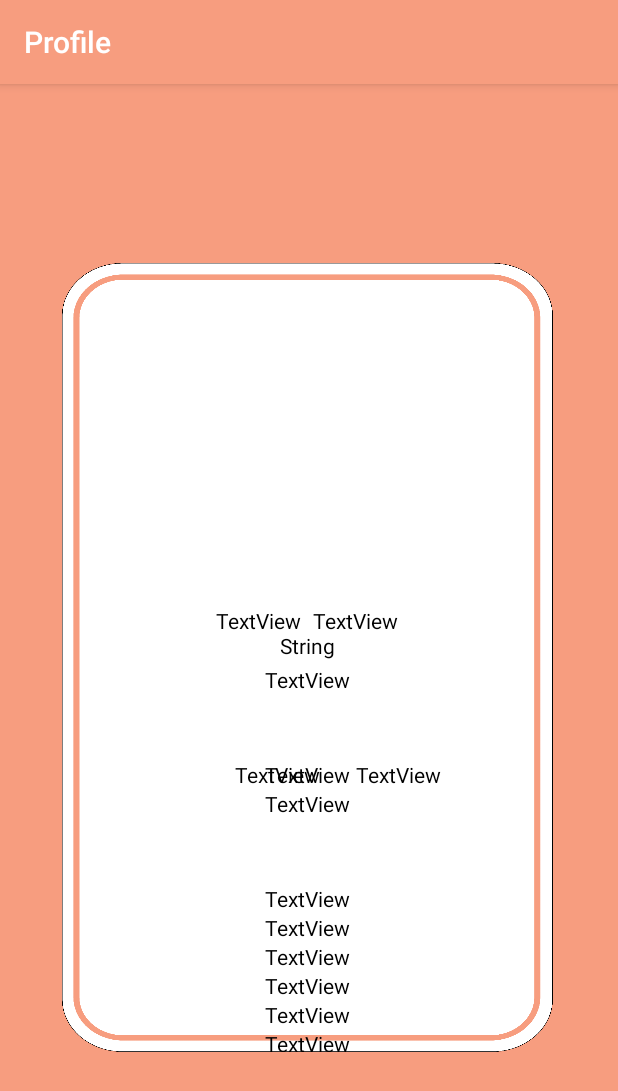
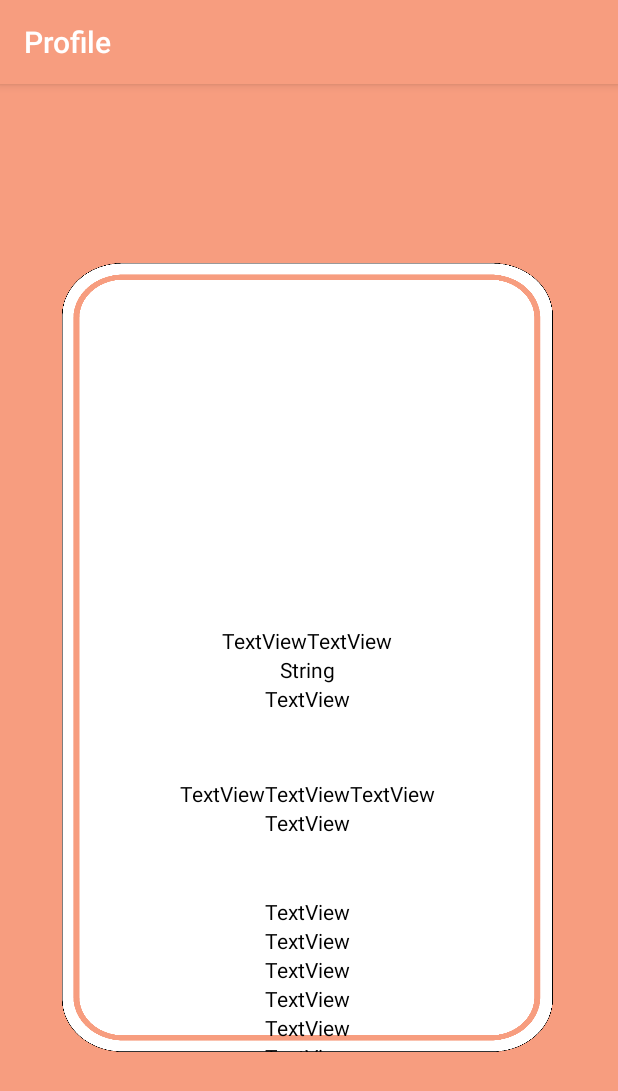
Before and after one commit to ChoLianJiet/OParkTutorial, an Android app: the ProfileNavFragment screen opened directly, with no data from a screen before it, on a phone screen of 412 x 824 dp. Shown: the top 1091 px of the screen. Run offline under Robolectric (Android 15) with nearby library versions, the phone set to English and light mode, and no system bars.

Commit message:
Propose layout for profile nav fragment

```diff
--- a/app/src/main/res/layout/profile_nav_fragment.xml
+++ b/app/src/main/res/layout/profile_nav_fragment.xml
@@ -13,62 +13,70 @@
     tools:layout_editor_absoluteY="25dp">
 
     <LinearLayout
-        android:id="@+id/linearLayout"
-        android:layout_width="wrap_content"
+        android:id="@+id/linearLayout0"
+        android:layout_width="match_parent"
         android:layout_height="wrap_content"
-        android:layout_alignParentTop="true"
+        android:layout_alignParentLeft="false"
+        android:layout_alignParentStart="false"
+        android:layout_alignParentTop="false"
+        android:layout_marginTop="242dp"
+        android:orientation="horizontal">
+
+        <RelativeLayout
+            android:id="@+id/relativeLayout2"
+            android:layout_width="match_parent"
+            android:layout_height="wrap_content"
+            android:layout_alignBottom="@+id/linearLayout"
+            android:gravity="center">
+
+            <TextView
+                android:id="@+id/textView5"
+                android:layout_width="wrap_content"
+                android:layout_height="wrap_content"
+                android:layout_centerHorizontal="false"
+                android:layout_centerInParent="false"
+                android:text="TextView"
+                android:textColor="@color/black" />
+
+            <TextView
+                android:id="@+id/textView4"
+                android:layout_width="wrap_content"
+                android:layout_height="wrap_content"
+                android:layout_alignParentTop="true"
+                android:layout_centerHorizontal="false"
+                android:layout_centerInParent="false"
+                android:layout_toEndOf="@+id/textView5"
+                android:layout_toRightOf="@+id/textView5"
+                android:text="TextView"
+                android:textColor="@color/black" />
+        </RelativeLayout>
+    </LinearLayout>
+
+    <LinearLayout
+        android:id="@+id/linearLayout1"
+        android:layout_width="match_parent"
+        android:layout_height="wrap_content"
+        android:layout_below="@+id/linearLayout0"
         android:layout_centerHorizontal="true"
-        android:layout_marginTop="242dp"
-        android:orientation="vertical"
-        android:weightSum="1">
+        android:orientation="vertical">
 
         <TextView
             android:id="@+id/textView27"
             android:layout_width="match_parent"
             android:layout_height="wrap_content"
-            android:paddingTop="3dp"
             android:text="String"
             android:textAlignment="center"
-            android:textColor="@color/black"/>
+            android:textColor="@color/black" />
 
         <TextView
             android:id="@+id/textView26"
             android:layout_width="match_parent"
             android:layout_height="wrap_content"
-            android:paddingTop="3dp"
             android:text="TextView"
             android:textAlignment="center"
-            android:textColor="@color/black"/>
+            android:textColor="@color/black" />
 
     </LinearLayout>
-
-    <RelativeLayout
-        android:id="@+id/relativeLayout2"
-        android:layout_width="wrap_content"
-        android:layout_height="wrap_content"
-        android:layout_alignBottom="@+id/linearLayout"
-        android:layout_centerHorizontal="true"
-        android:layout_marginBottom="39dp">
-
-        <TextView
-            android:id="@+id/textView5"
-            android:layout_width="wrap_content"
-            android:layout_height="wrap_content"
-            android:text="TextView"
-            android:textColor="@color/black"/>
-
-        <TextView
-            android:id="@+id/textView4"
-            android:layout_width="wrap_content"
-            android:layout_height="wrap_content"
-            android:layout_alignParentTop="true"
-            android:layout_marginLeft="8dp"
-            android:layout_marginStart="8dp"
-            android:layout_toEndOf="@+id/textView5"
-            android:layout_toRightOf="@+id/textView5"
-            android:text="TextView"
-            android:textColor="@color/black"/>
-    </RelativeLayout>
 
     <RelativeLayout
         android:id="@+id/relativeLayout3"
@@ -76,61 +84,59 @@
         android:layout_height="wrap_content"
         android:layout_alignParentLeft="true"
         android:layout_alignParentStart="true"
-        android:layout_below="@+id/linearLayout"
-        android:layout_marginTop="44dp">
+        android:layout_below="@+id/linearLayout1"
+        android:layout_marginTop="44dp"
+        android:orientation="horizontal">
 
-        <TextView
-            android:id="@+id/textView9"
-            android:layout_width="wrap_content"
-            android:layout_height="wrap_content"
-            android:layout_alignParentLeft="true"
-            android:layout_alignParentStart="true"
-            android:layout_alignParentTop="true"
-            android:layout_marginLeft="115dp"
-            android:layout_marginStart="115dp"
-            android:text="TextView"
-            android:textColor="@color/black"/>
 
         <TextView
             android:id="@+id/textView6"
             android:layout_width="wrap_content"
             android:layout_height="wrap_content"
-            android:layout_alignParentTop="true"
-            android:layout_centerHorizontal="true"
+            android:layout_toLeftOf="@+id/textView7"
+            android:gravity="center"
             android:text="TextView"
-            android:textColor="@color/black"/>
+            android:textColor="@color/black" />
 
         <TextView
             android:id="@+id/textView7"
             android:layout_width="wrap_content"
             android:layout_height="wrap_content"
             android:layout_alignParentTop="true"
-            android:layout_marginLeft="4dp"
-            android:layout_marginStart="4dp"
-            android:layout_toEndOf="@+id/textView6"
-            android:layout_toRightOf="@+id/textView6"
+            android:layout_centerInParent="true"
+            android:layout_centerVertical="true"
+            android:gravity="center"
             android:text="TextView"
-            android:textColor="@color/black"/>
+            android:textColor="@color/black" />
+
+        <TextView
+            android:id="@+id/textView9"
+            android:layout_width="wrap_content"
+            android:layout_height="wrap_content"
+            android:layout_toRightOf="@+id/textView7"
+            android:gravity="center"
+            android:text="TextView"
+            android:textColor="@color/black" />
 
         <TextView
             android:id="@+id/textView10"
             android:layout_width="wrap_content"
             android:layout_height="wrap_content"
             android:layout_alignTop="@+id/relativeLayout3"
+            android:layout_below="@+id/textView7"
             android:layout_centerHorizontal="true"
-            android:layout_marginTop="19dp"
             android:text="TextView"
-            android:textColor="@color/black"/>
+            android:textColor="@color/black" />
     </RelativeLayout>
 
     <LinearLayout
         android:layout_width="match_parent"
         android:layout_height="wrap_content"
+        android:layout_marginTop="40dp"
+        android:orientation="vertical"
+        android:layout_below="@+id/relativeLayout3"
         android:layout_alignParentLeft="true"
-        android:layout_alignParentStart="true"
-        android:layout_below="@+id/relativeLayout3"
-        android:layout_marginTop="44dp"
-        android:orientation="vertical">
+        android:layout_alignParentStart="true">
 
         <TextView
             android:id="@+id/textView16"
```
Also changed, not shown: 1 other file.
